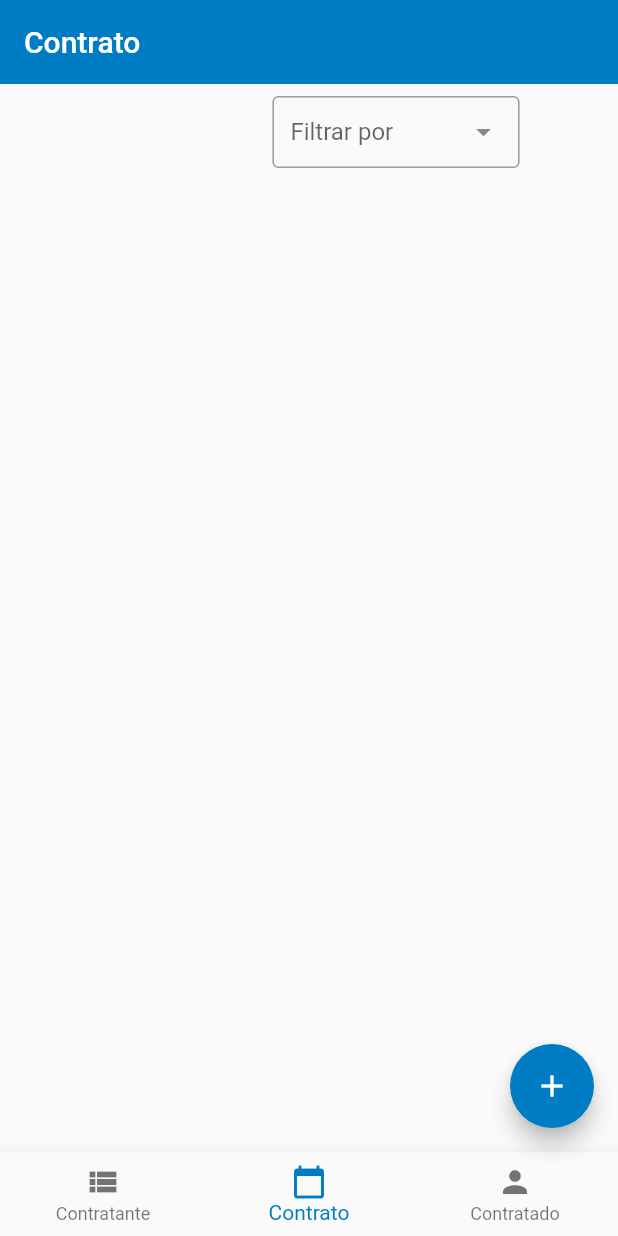
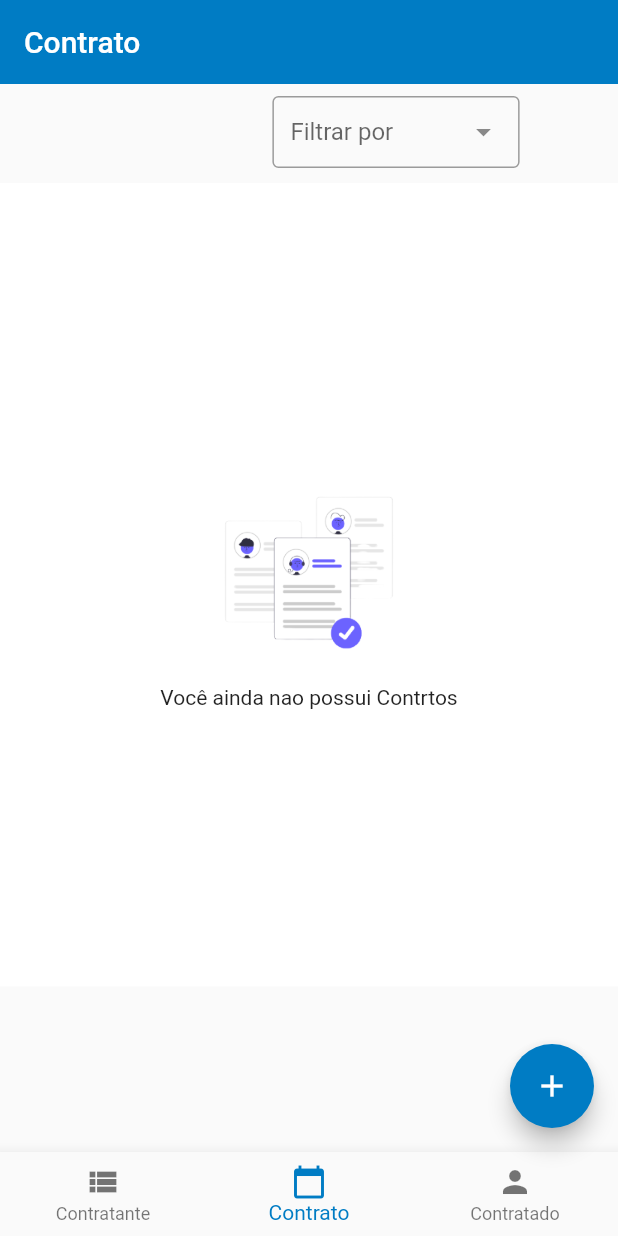
Before and after one commit to robertcsouza/coimbraDesafio, a Flutter app: the screen it shows after launch, on a phone screen of 412 x 824 dp. Run offline on Flutter 3.47's test engine with Material 2 defaults, Android fonts, the phone set to English and light mode, and no system bars; drawn by our look-alikes of dropdown_search; our stand-ins replace flutter_easyloading, sqflite; accounts and stored records are empty.

```diff
--- a/lib/main.dart
+++ b/lib/main.dart
@@ -1,4 +1,3 @@
-
 import 'package:dropdown_search/dropdown_search.dart';
 import 'package:flutter/material.dart';
 import 'package:flutter_easyloading/flutter_easyloading.dart';
@@ -15,6 +14,9 @@ import 'package:roberto_desafio_coimbra_app/config/Migrations.dart';
 import 'package:roberto_desafio_coimbra_app/config/Routes.dart';
 import 'package:roberto_desafio_coimbra_app/helper/ConvertDate.dart';
 import 'package:sqflite/sqflite.dart';
+
+import 'styles/Colors.dart';
+import 'styles/Colors.dart';
 
 void main() {
   runApp(MyApp());
@@ -106,7 +108,7 @@ class _MyHomePageState extends State<MyHomePage> {
         firstDate: DateTime(2015, 8),
         initialDate: _selectedDate,
         lastDate: DateTime(2101));
-    if (picked != null && picked != _selectedDate) {
+    if (picked != null) {
       setState(() {
         _selectedDate = picked;
         _selectedDateStr = dateConvert(_selectedDate, '-');
@@ -151,6 +153,7 @@ class _MyHomePageState extends State<MyHomePage> {
           return SizedBox();
         } else {
           if (snapshot.data != null) {
+            if (snapshot.data.length > 0) {
               contratos.clear();
 
               for (var item in snapshot.data) {
@@ -177,21 +180,60 @@ class _MyHomePageState extends State<MyHomePage> {
                     itemBuilder: (context, index) {
                       return Card(
                         child: ListTile(
+                          leading: Icon(
+                            Icons.assignment_sharp,
+                            size: 36,
+                            color: primary,
+                          ),
                           onTap: () {
                             Navigator.pushNamed(context, '/contrato/detail',
                                 arguments: snapshot.data[index]);
                           },
                           title: Text(
-                            'Contrato numero : ${contratos[index].idContrato}'),
+                              'Contrato Nº: ${contratos[index].idContrato}'),
                           subtitle: Text(
-                            'criado: ${dateConvert(DateTime.fromMillisecondsSinceEpoch(contratos[index].dataCriacao), '-')}'),
+                              'Criado Em: ${dateConvert(DateTime.fromMillisecondsSinceEpoch(contratos[index].dataCriacao), '-')}'),
                         ),
                       );
                     },
                   ));
             } else {
               EasyLoading.dismiss();
-            return SizedBox();
+
+              return Container(
+                  width: MediaQuery.of(context).size.width,
+                  height: MediaQuery.of(context).size.height * 0.65,
+                  color: light,
+                  child: Column(
+                    mainAxisAlignment: MainAxisAlignment.center,
+                    crossAxisAlignment: CrossAxisAlignment.center,
+                    children: [
+                      Container(
+                        width: 150,
+                        height: 150,
+                        child: Image.asset('images/contratos.png'),
+                      ),
+                      Text('Você ainda nao possui Contrtos')
+                    ],
+                  ));
+            }
+          } else {
+            return Container(
+                width: MediaQuery.of(context).size.width,
+                height: MediaQuery.of(context).size.height * 0.65,
+                color: light,
+                child: Column(
+                  mainAxisAlignment: MainAxisAlignment.center,
+                  crossAxisAlignment: CrossAxisAlignment.center,
+                  children: [
+                    Container(
+                      width: 150,
+                      height: 150,
+                      child: Image.asset('images/contratos.png'),
+                    ),
+                    Text('Você ainda nao possui Contrtos')
+                  ],
+                ));
           }
         }
       },
--- a/lib/views/Contrato/AddContrato.dart
+++ b/lib/views/Contrato/AddContrato.dart
@@ -1,4 +1,3 @@
-
 import 'package:dropdown_search/dropdown_search.dart';
 import 'package:flutter/material.dart';
 import 'package:flutter_easyloading/flutter_easyloading.dart';
@@ -100,7 +99,7 @@ class _AddContratoState extends State<AddContrato> {
         initialDate: selectedDate,
         firstDate: DateTime(2015, 8),
         lastDate: DateTime(2101));
-    if (picked != null && picked != selectedDate) {
+    if (picked != null) {
       print(picked);
       setState(() {
         dataInicial = picked;
@@ -115,7 +114,7 @@ class _AddContratoState extends State<AddContrato> {
         initialDate: selectedDate,
         firstDate: DateTime(2015, 8),
         lastDate: DateTime(2101));
-    if (picked != null && picked != selectedDate) {
+    if (picked != null) {
       print(picked);
       setState(() {
         dataFinal = picked;
--- a/lib/views/Contrato/UpdateContrato.dart
+++ b/lib/views/Contrato/UpdateContrato.dart
@@ -1,4 +1,3 @@
-
 import 'package:dropdown_search/dropdown_search.dart';
 import 'package:flutter/material.dart';
 import 'package:flutter_easyloading/flutter_easyloading.dart';
@@ -108,7 +107,7 @@ class _UpdateContratoState extends State<UpdateContrato> {
         initialDate: selectedDate,
         firstDate: DateTime(2015, 8),
         lastDate: DateTime(2101));
-    if (picked != null && picked != selectedDate) {
+    if (picked != null) {
       print(picked);
       setState(() {
         dataInicial = picked;
@@ -123,7 +122,7 @@ class _UpdateContratoState extends State<UpdateContrato> {
         initialDate: selectedDate,
         firstDate: DateTime(2015, 8),
         lastDate: DateTime(2101));
-    if (picked != null && picked != selectedDate) {
+    if (picked != null) {
       print(picked);
       setState(() {
         dataFinal = picked;
--- a/pubspec.yaml
+++ b/pubspec.yaml
@@ -49,8 +49,10 @@ flutter:
   uses-material-design: true
 
   # To add assets to your application, add an assets section, like this:
-  # assets:
-  #   - images/a_dot_burr.jpeg
+  assets:
+    - images/contratado.png
+    - images/contratante.png
+    - images/contratos.png
   #   - images/a_dot_ham.jpeg
 
   # An image asset can refer to one or more resolution-specific "variants", see
```
Also changed, not shown: lib/views/Contratado/Contratado.dart (+37 -3 lines), lib/views/Contratante/Contratante.dart (+35 -4 lines), images/contratado.png (added), images/contratante.png (added), images/contratos.png (added), pubspec.lock, 3 other files. Lines whose indentation alone changed are shown as unchanged.
